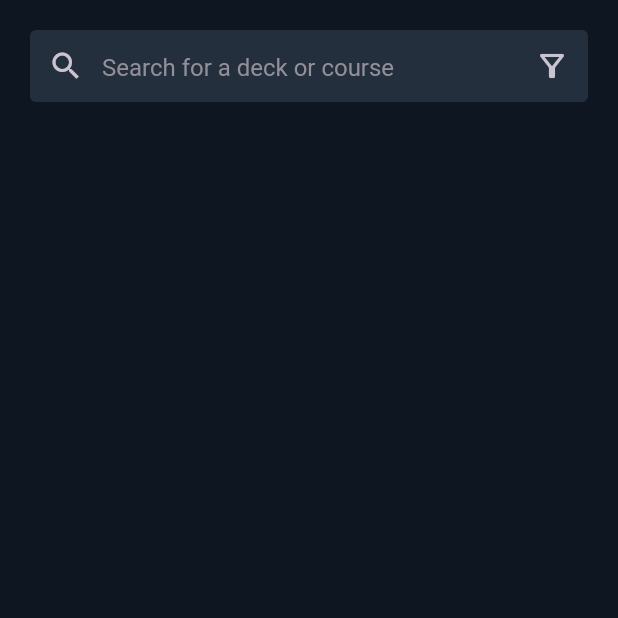
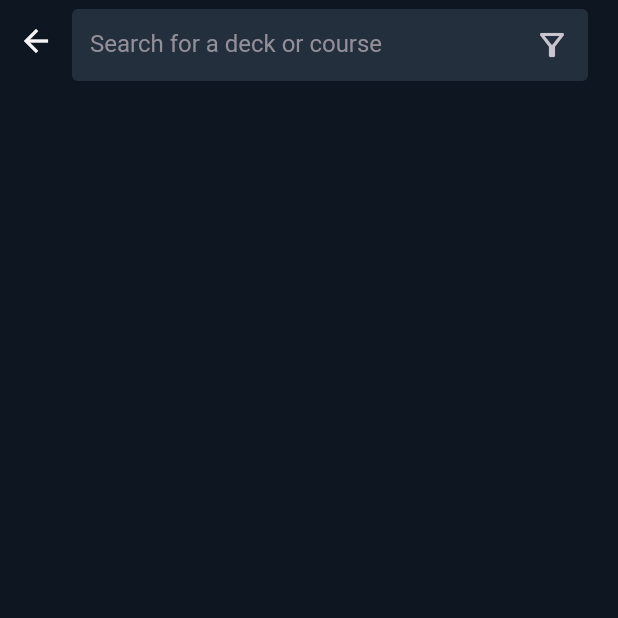
Before and after one commit to InnoStudyHub/front-end, a Flutter app: the SearchPage screen opened directly, on a phone screen of 412 x 824 dp, the top half of it. Run offline on Flutter 3.47's test engine with Material 2 defaults, Android fonts, the phone set to English and light mode, and no system bars; our stand-ins replace flutter_svg, get, get_storage, image_picker, percent_indicator; missing offline and left inert: swipable_stack; accounts and stored records are empty.

Commit message:
major redesign

```diff
--- a/lib/presentation/session/home/home_controller.dart
+++ b/lib/presentation/session/home/home_controller.dart
@@ -2,7 +2,6 @@ import 'package:flutter/material.dart';
 import 'package:get/get.dart';
 import 'for_you/for_you_controller.dart';
 import 'recent/recent_controller.dart';
-import 'search/search_controller.dart';
 
 class HomeController extends GetxController
     with GetSingleTickerProviderStateMixin {
@@ -10,10 +9,9 @@ class HomeController extends GetxController
 
   @override
   void onInit() {
-    tabController = TabController(vsync: this, length: 3);
+    tabController = TabController(vsync: this, length: 2);
     Get.lazyPut<RecentController>(() => RecentController());
     Get.lazyPut<ForYouController>(() => ForYouController());
-    Get.lazyPut<SearchController>(() => SearchController());
 
     super.onInit();
   }
--- a/lib/presentation/session/home/search/search_page.dart
+++ b/lib/presentation/session/home/search/search_page.dart
@@ -13,9 +13,25 @@ class SearchPage extends StatelessWidget {
     return GetBuilder<SearchController>(builder: (controller) {
       return Scaffold(
         body: SafeArea(
-          child: ListView(
-            children: <Widget>[
-              _searchBar(),
+          child: Column(
+            mainAxisAlignment: MainAxisAlignment.spaceBetween,
+            crossAxisAlignment: CrossAxisAlignment.center,
+            children: [
+              Row(
+                mainAxisAlignment: MainAxisAlignment.spaceBetween,
+                children: [
+                  IconButton(
+                    onPressed: () {
+                      Get.back();
+                    },
+                    icon: const Icon(
+                      Icons.arrow_back,
+                      color: selectedMenuColor,
+                    ),
+                  ),
+                  _searchBar(),
+                ],
+              ),
             ],
           ),
         ),
@@ -24,20 +40,15 @@ class SearchPage extends StatelessWidget {
   }
 
   Widget _searchBar() {
-    return Padding(
-      padding: const EdgeInsets.all(20),
-      child: SizedBox(
+    return Expanded(
+      child: Container(
+        margin: const EdgeInsets.only(right: 20, top: 6),
         height: 48,
         child: TextField(
           onChanged: (value) => {},
           decoration: const InputDecoration(
             filled: true,
             fillColor: mainAppColor,
-            contentPadding: EdgeInsets.all(0),
-            prefixIcon: Icon(
-              Icons.search,
-              color: greySecondary,
-            ),
             border: OutlineInputBorder(borderSide: BorderSide.none),
             hintStyle: TextStyle(fontSize: 16, color: unselectedTabColor),
             hintText: "Search for a deck or course",
--- a/lib/presentation/session/profile/profile_controller.dart
+++ b/lib/presentation/session/profile/profile_controller.dart
@@ -1,5 +1,6 @@
 import 'package:flutter/material.dart';
 import 'package:get/get.dart';
+import '../favourites/favourites_controller.dart';
 import 'settings/settings_controller.dart';
 import 'my_decks/my_decks_controller.dart';
 
@@ -11,6 +12,7 @@ class ProfileController extends GetxController
   void onInit() {
     Get.put<MyDecksController>(MyDecksController(), permanent: true);
     Get.put<SettingsController>(SettingsController(), permanent: true);
+    Get.put<FavouritesController>(FavouritesController(), permanent: true);
 
     tabController = TabController(vsync: this, length: 3);
     super.onInit();
--- a/lib/presentation/session/session_binding.dart
+++ b/lib/presentation/session/session_binding.dart
@@ -1,5 +1,4 @@
 import 'package:get/get.dart';
-import 'favourites/favourites_controller.dart';
 import 'home/home_controller.dart';
 import 'profile/profile_controller.dart';
 import 'create/create_deck_controller.dart';
@@ -15,9 +14,5 @@ class SessionBinding extends Bindings {
       () => CreateDeckController(),
       fenix: true,
     );
-    Get.lazyPut<FavouritesController>(
-      () => FavouritesController(),
-      fenix: true,
-    );
   }
 }
--- a/lib/presentation/session/session_controller.dart
+++ b/lib/presentation/session/session_controller.dart
@@ -3,7 +3,7 @@ import 'package:get/get.dart';
 class SessionController extends GetxController {
   var tabIndex = 0;
 
-  var pages = ["Home", "Profile", "Favourites", "Create"];
+  var pages = ["Home", "Create", "Profile"];
 
   var tabTitle = "Home";
 
```
Also changed, not shown: lib/presentation/session/favourites/favourites_page.dart (+0 -30 lines), lib/presentation/session/home/home_page.dart (+2 -5 lines), lib/presentation/session/profile/history/history_page.dart (deleted, +0 -18 lines), lib/presentation/session/profile/profile_page.dart (+5 -3 lines), lib/presentation/session/profile/settings/setting_page.dart (+12 -6 lines), lib/presentation/session/session.dart (+23 -26 lines).
